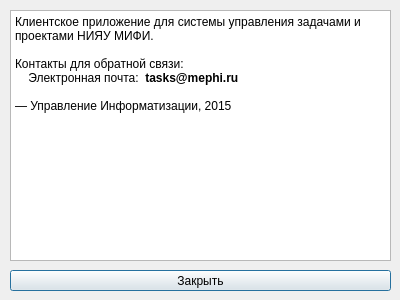
Qt form helpwindow.ui (xaionaro/tasks) before a commit.
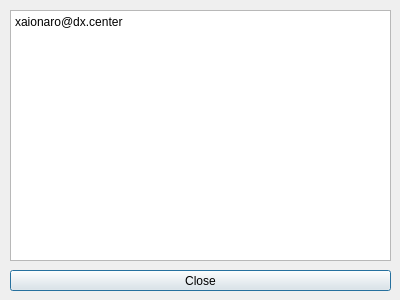
The same form after that commit.

What changed in the file:
```diff
--- a/helpwindow.ui
+++ b/helpwindow.ui
@@ -23,7 +23,7 @@
     </rect>
    </property>
    <property name="text">
-    <string>Закрыть</string>
+    <string>Close</string>
    </property>
   </widget>
   <widget class="QTextBrowser" name="textBrowser">
@@ -40,12 +40,7 @@
 &lt;html&gt;&lt;head&gt;&lt;meta name=&quot;qrichtext&quot; content=&quot;1&quot; /&gt;&lt;style type=&quot;text/css&quot;&gt;
 p, li { white-space: pre-wrap; }
 &lt;/style&gt;&lt;/head&gt;&lt;body style=&quot; font-family:'Sans Serif'; font-size:9pt; font-weight:400; font-style:normal;&quot;&gt;
-&lt;p style=&quot; margin-top:0px; margin-bottom:0px; margin-left:0px; margin-right:0px; -qt-block-indent:0; text-indent:0px;&quot;&gt;Клиентское приложение для системы управления задачами и проектами НИЯУ МИФИ.&lt;/p&gt;
-&lt;p style=&quot;-qt-paragraph-type:empty; margin-top:0px; margin-bottom:0px; margin-left:0px; margin-right:0px; -qt-block-indent:0; text-indent:0px;&quot;&gt;&lt;br /&gt;&lt;/p&gt;
-&lt;p style=&quot; margin-top:0px; margin-bottom:0px; margin-left:0px; margin-right:0px; -qt-block-indent:0; text-indent:0px;&quot;&gt;Контакты для обратной связи:&lt;/p&gt;
-&lt;p style=&quot; margin-top:0px; margin-bottom:0px; margin-left:0px; margin-right:0px; -qt-block-indent:0; text-indent:0px;&quot;&gt;    Электронная почта:  &lt;span style=&quot; font-weight:600;&quot;&gt;tasks@mephi.ru&lt;/span&gt;&lt;/p&gt;
-&lt;p style=&quot; margin-top:0px; margin-bottom:0px; margin-left:0px; margin-right:0px; -qt-block-indent:0; text-indent:0px;&quot;&gt;	&lt;/p&gt;
-&lt;p style=&quot; margin-top:0px; margin-bottom:0px; margin-left:0px; margin-right:0px; -qt-block-indent:0; text-indent:0px;&quot;&gt;— Управление Информатизации, 2015&lt;/p&gt;&lt;/body&gt;&lt;/html&gt;</string>
+&lt;p style=&quot; margin-top:0px; margin-bottom:0px; margin-left:0px; margin-right:0px; -qt-block-indent:0; text-indent:0px;&quot;&gt;xaionaro@dx.center&lt;/p&gt;&lt;/body&gt;&lt;/html&gt;</string>
    </property>
   </widget>
  </widget>
```
